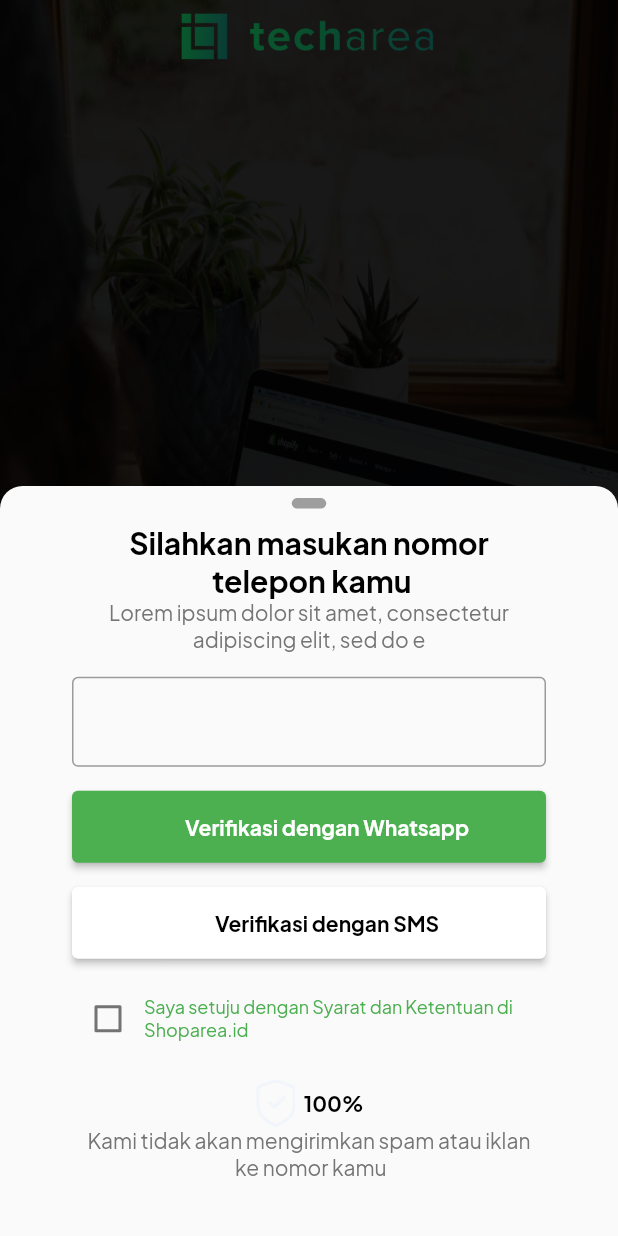
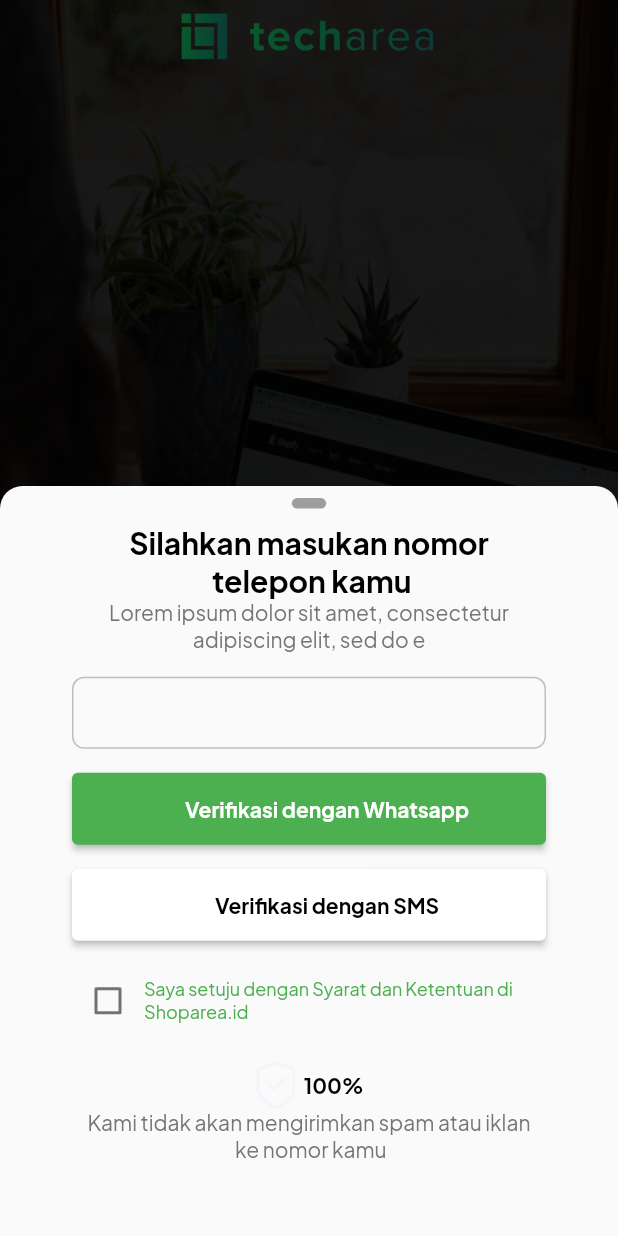
Before and after one commit to f0ursecond/shoparea_app, a Flutter app: the WelcomeScreen screen opened by its route, after a tap on "Lanjutkan dengan nomor telfon", on a phone screen of 412 x 824 dp. Run offline on Flutter 3.47's test engine with Material 2 defaults, Android fonts, the light colour scheme and no system bars; our stand-ins replace fl_chart, flutter_svg, flutter_switch, percent_indicator.

Commit message:
create a validator in loginbottomsheet & some fix bug

```diff
--- a/lib/screen/welcome_screen/components/login_modal_bottom_sheet.dart
+++ b/lib/screen/welcome_screen/components/login_modal_bottom_sheet.dart
@@ -1,17 +1,33 @@
+// ignore_for_file: must_be_immutable, prefer_const_constructors_in_immutables
+
 import 'package:flutter/foundation.dart';
 import 'package:flutter/material.dart';
+import 'package:shoparea_app/consts/colors.dart';
 import 'package:shoparea_app/screen/welcome_screen/components/login_button.dart';
 import 'package:shoparea_app/screen/welcome_screen/components/verification_bottom_sheet.dart';
 import 'package:shoparea_app/size_config.dart';
 
-class LoginWithNumberBottomSheet extends StatelessWidget {
+class LoginWithNumberBottomSheet extends StatefulWidget {
   const LoginWithNumberBottomSheet({
     super.key,
   });
 
   @override
+  State<LoginWithNumberBottomSheet> createState() =>
+      _LoginWithNumberBottomSheetState();
+}
+
+final formKey = GlobalKey<FormState>();
+final phoneController = TextEditingController();
+
+class _LoginWithNumberBottomSheetState
+    extends State<LoginWithNumberBottomSheet> {
+  @override
   Widget build(BuildContext context) {
-    return Padding(
+    return Form(
+      autovalidateMode: AutovalidateMode.onUserInteraction,
+      key: formKey,
+      child: Padding(
         padding: EdgeInsets.only(
           left: 24,
           right: 24,
@@ -87,11 +103,14 @@ class LoginWithNumberBottomSheet extends StatelessWidget {
                     left: 24,
                     right: 24,
                   ),
-                child: TextFormField(
-                  decoration: const InputDecoration(
-                    prefixText: '+62',
-                    border: OutlineInputBorder(),
-                  ),
+                  child: CustomTextField(
+                    controller: phoneController,
+                    validator: (value) {
+                      if (value == null || value.isEmpty) {
+                        return 'Nomor Telfon Harus Diisi';
+                      }
+                      return null;
+                    },
                   ),
                 ),
               ),
@@ -103,8 +122,8 @@ class LoginWithNumberBottomSheet extends StatelessWidget {
               SliverToBoxAdapter(
                 child: LoginButton(
                   press: () {
+                    if (formKey.currentState!.validate()) {
                       Navigator.pop(context);
-
                       showModalBottomSheet(
                           isScrollControlled: true,
                           shape: const RoundedRectangleBorder(
@@ -117,6 +136,9 @@ class LoginWithNumberBottomSheet extends StatelessWidget {
                           builder: (BuildContext context) {
                             return const VerificationBottomSheet();
                           });
+                    } else {
+                      print('Phone Number Can' 't by empty');
+                    }
                   },
                   text: 'Verifikasi dengan Whatsapp',
                   bgcolor: Colors.green,
@@ -201,6 +223,76 @@ class LoginWithNumberBottomSheet extends StatelessWidget {
             ],
           ),
         ),
+      ),
     );
   }
 }
+
+class CustomTextField extends StatelessWidget {
+  CustomTextField({
+    super.key,
+    required this.controller,
+    required this.validator,
+  });
+
+  final TextEditingController controller;
+  final FormFieldValidator validator;
+
+  final inpuTextStyle = TextStyle(
+    color: cColorShadesBlack,
+    fontWeight: FontWeight.w400,
+    fontSize: kIsWeb
+        ? getWebProportionateScreenWidth(14)
+        : getProportionateScreenWidth(14),
+  );
+
+  @override
+  Widget build(BuildContext context) {
+    return TextFormField(
+      style: inpuTextStyle,
+      maxLines: 1,
+      controller: controller,
+      validator: validator,
+      maxLength: 100,
+      decoration: InputDecoration(
+        prefixText: '+62',
+        prefixStyle: inpuTextStyle,
+        contentPadding: const EdgeInsets.only(
+          left: 10,
+        ),
+        focusedErrorBorder: const OutlineInputBorder(
+          borderRadius: BorderRadius.all(Radius.circular(8)),
+          borderSide: BorderSide(color: cColorError50),
+        ),
+        counterStyle: const TextStyle(
+          height: double.minPositive,
+        ),
+        suffixStyle: const TextStyle(
+          fontSize: 12,
+          height: 1,
+        ),
+        counter: const SizedBox.shrink(),
+        focusedBorder: const OutlineInputBorder(
+          borderRadius: BorderRadius.all(Radius.circular(8)),
+          borderSide: BorderSide(color: cColorPrimary10),
+        ),
+        enabledBorder: const OutlineInputBorder(
+          borderRadius: BorderRadius.all(Radius.circular(8)),
+          borderSide: BorderSide(color: cColorNeutral70),
+        ),
+        errorBorder: const OutlineInputBorder(
+          borderRadius: BorderRadius.all(Radius.circular(8)),
+          borderSide: BorderSide(color: cColorError50),
+        ),
+        hintStyle: TextStyle(
+          color: cColorExpired30,
+          fontWeight: FontWeight.w400,
+          fontSize: kIsWeb
+              ? getWebProportionateScreenWidth(12)
+              : getProportionateScreenWidth(12),
+        ),
+      ),
+      keyboardType: TextInputType.number,
+    );
+  }
+}
```
Also changed, not shown: lib/components/teks/text_field_with_counter.dart (+8 -4 lines), lib/screen/account_settings_screen/account_settings_screen.dart (+42 -75 lines), lib/screen/account_settings_screen/components/modal_bottom_sheet_content.dart (+41 -26 lines), 3 other files. Lines whose indentation alone changed are shown as unchanged.
